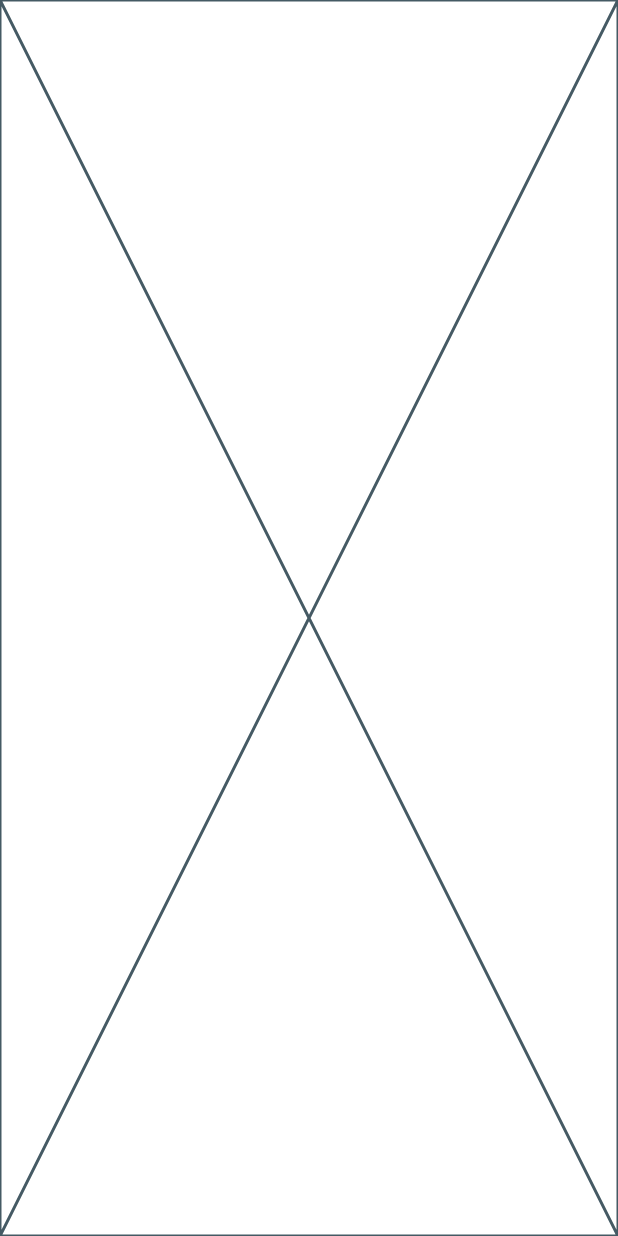
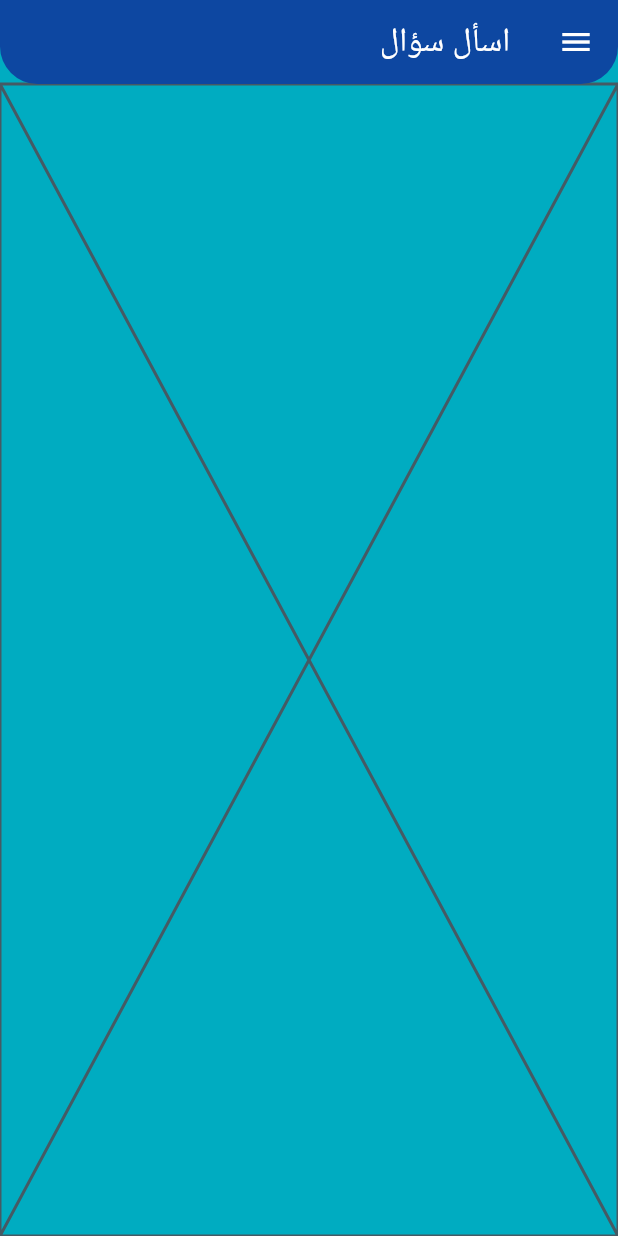
Before and after one commit to MuhammedHelal/arabic_iti, a Flutter app: the screen it shows after launch, after a tap on "اسأل سؤال", on a phone screen of 412 x 824 dp. Run offline on Flutter 3.47's test engine with Material 3 defaults, Android fonts, the phone set to English and light mode, and no system bars; our stand-ins replace gap.

Commit message:
Add drawer and app bar to AskQuestionsView
Integrated the `AppDrawer` widget into the `AskQuestionsView` to provide navigation
options to users. Additionally, added an `AppBar` with a title to enhance the user

```diff
--- a/lib/features/ask_questions/presentation/views/ask_questions_view.dart
+++ b/lib/features/ask_questions/presentation/views/ask_questions_view.dart
@@ -1,3 +1,4 @@
+import 'package:arabic_iti/core/widgets/app_drawer.dart';
 import 'package:arabic_iti/features/ask_questions/presentation/widgets/ask_questions_view_body.dart';
 import 'package:flutter/material.dart';
 
@@ -6,6 +7,10 @@ class AskQuestionsView extends StatelessWidget {
 
   @override
   Widget build(BuildContext context) {
-    return const AskQuestionsViewBody();
+    return Scaffold(
+      drawer: const AppDrawer(),
+      appBar: AppBar(title: const Text('اسأل سؤال')),
+      body: const AskQuestionsViewBody(),
+    );
   }
 }
```
